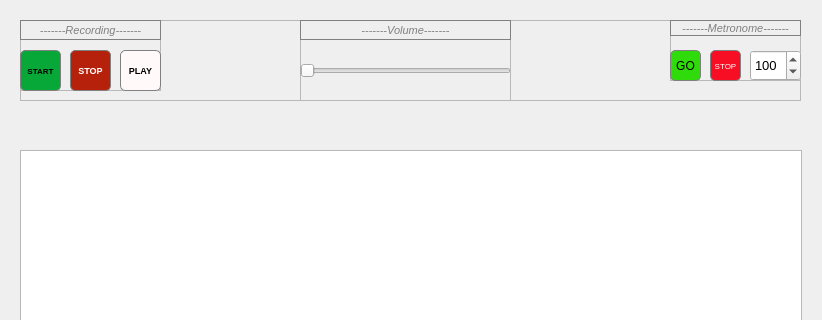
The window that synth.ui (EgorBloke/mySynth) describes before a commit, drawn with Qt 5; both pictures show x 0 to 822 and y 0 to 320 of the 822 by 495 pixel window.
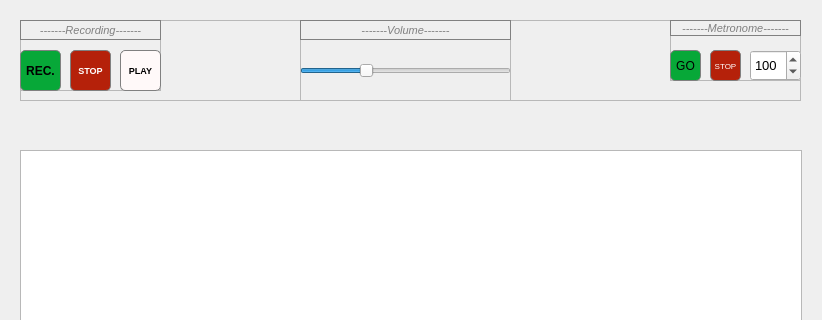
The same window after the commit. Custom widgets are drawn as their Qt base class.

Patch:
```diff
--- a/synth.ui
+++ b/synth.ui
@@ -77,7 +77,7 @@
       </property>
       <property name="font">
        <font>
-        <pointsize>6</pointsize>
+        <pointsize>9</pointsize>
         <weight>75</weight>
         <bold>true</bold>
        </font>
@@ -98,7 +98,7 @@
 }</string>
       </property>
       <property name="text">
-       <string notr="true">START</string>
+       <string notr="true">REC.</string>
       </property>
       <property name="iconSize">
        <size>
@@ -306,6 +306,9 @@
       <property name="singleStep">
        <number>1</number>
       </property>
+      <property name="value">
+       <number>30</number>
+      </property>
       <property name="orientation">
        <enum>Qt::Horizontal</enum>
       </property>
@@ -354,7 +357,7 @@
        <string notr="true">QPushButton {
 font-colo
 	font: 75 10pt &quot;Arial&quot;;
-  background-color: #30DB0C;
+  background-color: #07A838;
   color: black; 
   border: 1px solid gray;
 border-radius:  5px;
@@ -391,7 +394,7 @@
       </property>
       <property name="styleSheet">
        <string notr="true">QPushButton {
-  background-color: #F80E24;
+  background-color: #B5210A;
   color: white; 
   border: 1px solid gray;
 border-radius:  5px;
```
